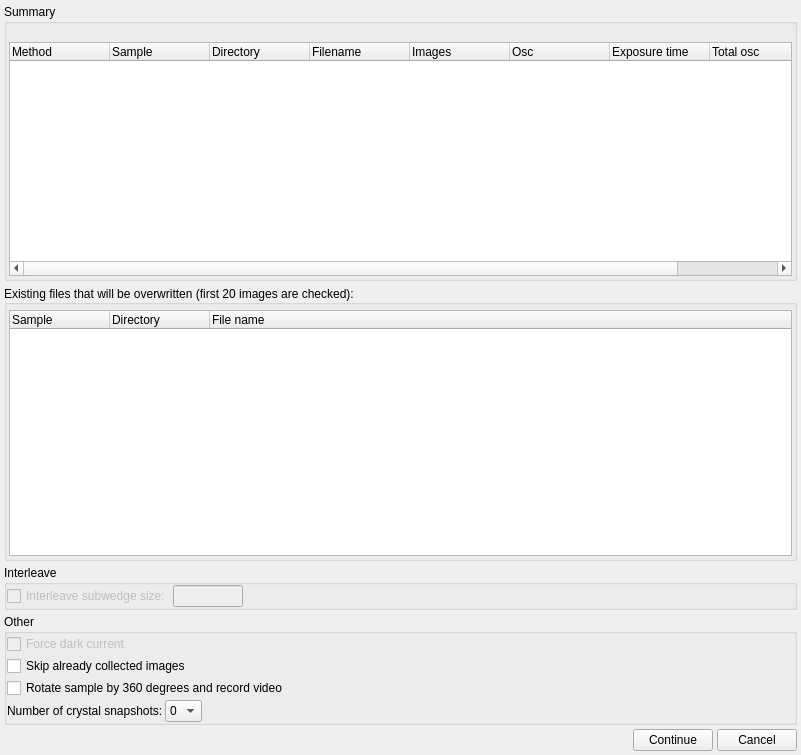
First picture: the form in Bricks/widgets/ui_files/Qt4_confirmation_dialog_layout.ui, repository mxcube/mxcubeqt, before the edit.
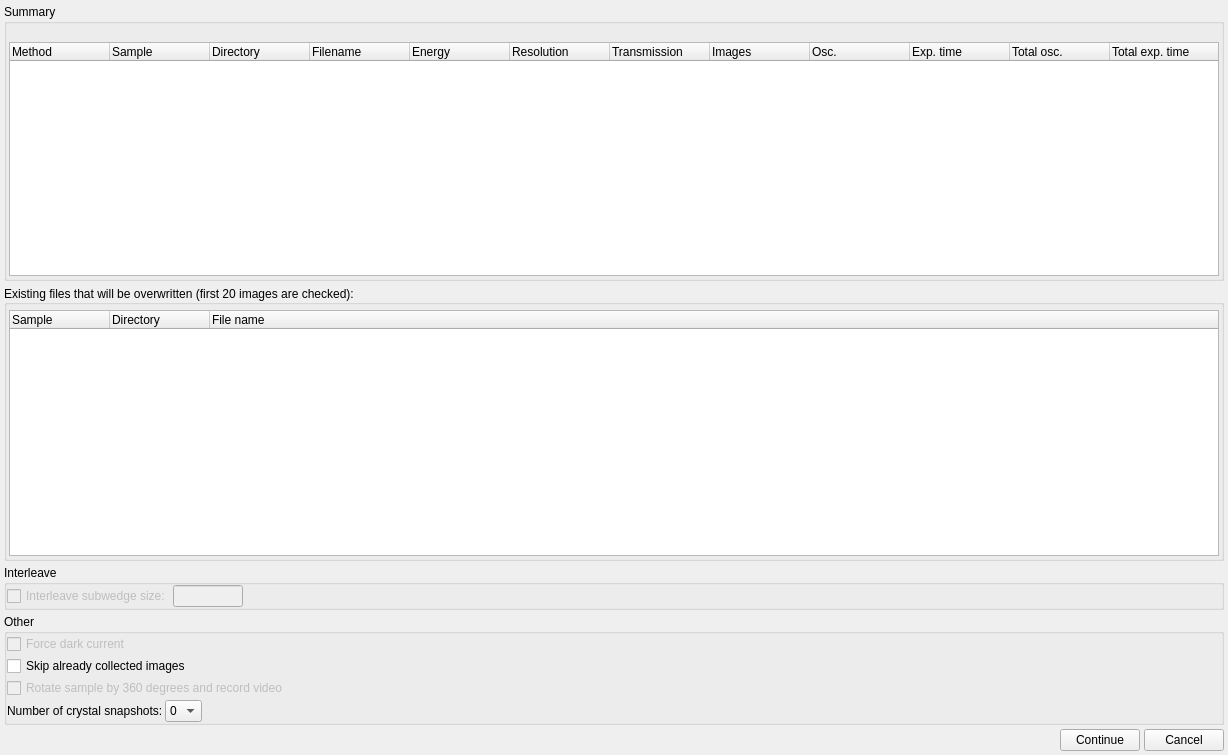
Second picture: the form after the edit.

Patch:
```diff
--- a/Bricks/widgets/ui_files/Qt4_confirmation_dialog_layout.ui
+++ b/Bricks/widgets/ui_files/Qt4_confirmation_dialog_layout.ui
@@ -6,7 +6,7 @@
    <rect>
     <x>0</x>
     <y>0</y>
-    <width>801</width>
+    <width>1228</width>
     <height>755</height>
    </rect>
   </property>
@@ -127,6 +127,12 @@
       </item>
       <item row="1" column="0">
        <widget class="QTreeWidget" name="summary_treewidget">
+        <property name="sizePolicy">
+         <sizepolicy hsizetype="MinimumExpanding" vsizetype="Expanding">
+          <horstretch>0</horstretch>
+          <verstretch>0</verstretch>
+         </sizepolicy>
+        </property>
         <property name="editTriggers">
          <set>QAbstractItemView::NoEditTriggers</set>
         </property>
@@ -159,6 +165,21 @@
           <string>Filename</string>
          </property>
         </column>
+        <column>
+         <property name="text">
+          <string>Energy</string>
+         </property>
+        </column>
+        <column>
+         <property name="text">
+          <string>Resolution</string>
+         </property>
+        </column>
+        <column>
+         <property name="text">
+          <string>Transmission</string>
+         </property>
+        </column>
         <column>
          <property name="text">
           <string>Images</string>
@@ -166,22 +187,22 @@
         </column>
         <column>
          <property name="text">
-          <string>Osc</string>
+          <string>Osc.</string>
          </property>
         </column>
         <column>
          <property name="text">
-          <string>Exposure time</string>
+          <string>Exp. time</string>
          </property>
         </column>
         <column>
          <property name="text">
-          <string>Total osc</string>
+          <string>Total osc.</string>
          </property>
         </column>
         <column>
          <property name="text">
-          <string>Total exposure time</string>
+          <string>Total exp. time</string>
          </property>
         </column>
        </widget>
@@ -271,6 +292,9 @@
       </item>
       <item>
        <widget class="QCheckBox" name="take_video_cbx">
+        <property name="enabled">
+         <bool>false</bool>
+        </property>
         <property name="text">
          <string>Rotate sample by 360 degrees and record video</string>
         </property>
```
Left out of the diff: 14 changed lines with no effect on the pictures.
